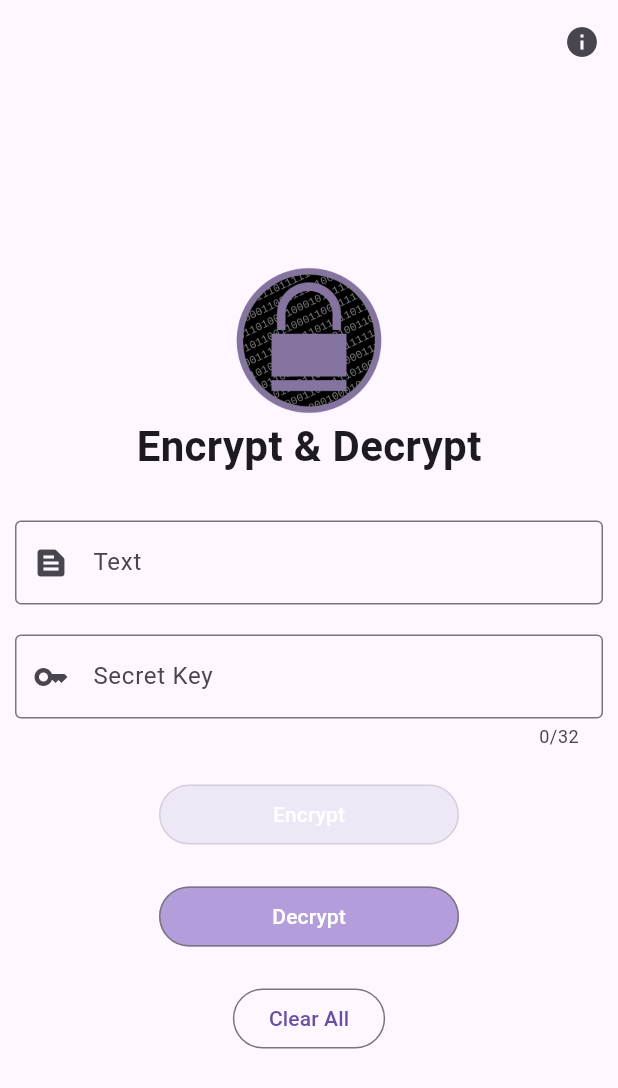
After one commit to Siputsss/cryptography, a Flutter app: the screen it shows after launch, on a phone screen of 412 x 824 dp. The commit adds this screen. Shown: the top 1088 px of the screen. Run offline on Flutter 3.47's test engine with Material 3 defaults, Android fonts, the phone set to English and light mode, and no system bars; missing offline and left inert: encrypt.

Commit message:
build copy button

```diff
--- /dev/null
+++ b/lib/app/app.dart
@@ -0,0 +1,20 @@
+import 'package:flutter/material.dart';
+import '../ui_screens/a.home/home_page.dart';
+
+class App extends StatelessWidget {
+  const App({Key? key}) : super(key: key);
+
+  @override
+  Widget build(BuildContext context) {
+    return MaterialApp(
+        title: 'Cryptography',
+        debugShowCheckedModeBanner: false,
+        // theme: ThemeData.dark(),
+        theme: ThemeData(
+          primarySwatch: Colors.blue,
+        ),
+        home: const Scaffold(
+          body: HomePage(),
+        ));
+  }
+}
--- a/lib/main.dart
+++ b/lib/main.dart
@@ -1,4 +1,6 @@
 import 'package:flutter/material.dart';
-import 'app.dart';
+import 'app/app.dart';
 
-void main() => runApp(const App());
+void main() {
+  runApp(const App());
+}
--- /dev/null
+++ b/lib/ui_screens/a.home/home_page.dart
@@ -0,0 +1,275 @@
+import 'package:flutter/material.dart';
+import 'package:encrypt/encrypt.dart' as encrypt;
+import 'package:flutter/services.dart';
+import 'home_data.dart';
+import '../b.about/about_page.dart';
+
+class HomePage extends StatefulWidget {
+  const HomePage({super.key});
+
+  @override
+  State<HomePage> createState() => _HomePageState();
+}
+
+class _HomePageState extends State<HomePage> {
+  void encryptText(String text) {
+    final plainText = text;
+    encrypted = encrypter.encrypt(plainText, iv: iv);
+
+    cipherText = encrypted!.base64;
+    setState(() {});
+  }
+
+  void decryptText() {
+    final decrypted = encrypter.decrypt(encrypted!, iv: iv);
+    plainText = decrypted;
+    setState(() {});
+  }
+
+  void clearAll() {
+    ctrlText.clear();
+    ctrlKey.clear();
+    isShowClearText = false;
+    isShowClearKey = false;
+    isVisibleEnc = false;
+    isVisibleDes = false;
+    cipherText = '';
+    plainText = '';
+    setState(() {});
+  }
+
+  @override
+  Widget build(BuildContext context) {
+    return MaterialApp(
+      home: Scaffold(
+        appBar: AppBar(
+          actions: [
+            Builder(builder: (context) {
+              return IconButton(
+                  onPressed: () {
+                    Navigator.push(
+                      context,
+                      MaterialPageRoute(builder: (context) => const AboutPage()),
+                    );
+                  },
+                  icon: const Icon(Icons.info));
+            })
+          ],
+        ),
+        body: Center(
+          child: Padding(
+            padding: const EdgeInsets.all(10.0),
+            child: Column(
+              mainAxisAlignment: MainAxisAlignment.center,
+              children: [
+                Image.asset(
+                  'assets/images/enkripsi.png',
+                  height: 100,
+                  width: 100,
+                ),
+                const Center(
+                    child: Text(
+                  'Encrypt & Decrypt',
+                  style: TextStyle(fontWeight: FontWeight.bold),
+                  textScaler: TextScaler.linear(2),
+                )),
+                const SizedBox(height: 30),
+                SizedBox(
+                  width: 425,
+                  child: TextField(
+                    controller: ctrlText,
+                    decoration: InputDecoration(
+                      border: const OutlineInputBorder(),
+                      labelText: 'Text',
+                      hintText: 'Enter the text to be encrypted',
+                      prefixIcon: const Icon(Icons.text_snippet),
+                      suffixIcon: isShowClearText
+                          ? IconButton(
+                              onPressed: () {
+                                ctrlText.clear();
+                                setState(() {
+                                  isShowClearText = false;
+                                });
+                              },
+                              icon: const Icon(Icons.clear),
+                            )
+                          : null,
+                    ),
+                    onChanged: (value) {
+                      if (value.isEmpty) {
+                        setState(() {
+                          isShowClearText = false;
+                        });
+                      } else {
+                        setState(() {
+                          isShowClearText = true;
+                          isVisibleEnc = false;
+                        });
+                      }
+                      setState(() {});
+                    },
+                  ),
+                ),
+                const SizedBox(height: 20),
+                SizedBox(
+                  width: 425,
+                  child: TextField(
+                    controller: ctrlKey,
+                    maxLength: 32,
+                    decoration: InputDecoration(
+                      border: const OutlineInputBorder(),
+                      labelText: 'Secret Key',
+                      hintText: 'Enter the secret key',
+                      prefixIcon: const Icon(Icons.key),
+                      suffixIcon: isShowClearKey
+                          ? IconButton(
+                              onPressed: () {
+                                ctrlKey.clear();
+                                setState(() {
+                                  isShowClearKey = false;
+                                });
+                              },
+                              icon: const Icon(Icons.clear),
+                            )
+                          : null,
+                    ),
+                    onChanged: (value) {
+                      if (value.isEmpty) {
+                        setState(() {
+                          isShowClearKey = false;
+                        });
+                      } else {
+                        setState(() {
+                          isShowClearKey = true;
+                          isVisibleEnc = false;
+                        });
+                      }
+                      key = encrypt.Key.fromUtf8(value);
+                      setState(() {});
+                    },
+                  ),
+                ),
+                const SizedBox(height: 20),
+                SizedBox(
+                  width: 200,
+                  child: OutlinedButton(
+                    onPressed: (ctrlText.text.isNotEmpty) && (ctrlKey.text.length == 32)
+                        ? () {
+                            encryptText(ctrlText.text);
+                            isVisibleEnc = true;
+                          }
+                        : null,
+                    style: OutlinedButton.styleFrom(
+                      disabledBackgroundColor: Colors.deepPurple[50],
+                      backgroundColor: Colors.deepPurple[200],
+                    ),
+                    child: const Text(
+                      'Encrypt',
+                      style: TextStyle(color: Colors.white),
+                    ),
+                  ),
+                ),
+                const SizedBox(height: 10),
+                Visibility(
+                  visible: isVisibleEnc,
+                  child: Container(
+                    height: 50,
+                    width: 425,
+                    decoration: BoxDecoration(
+                      color: Colors.deepPurple[50],
+                      borderRadius: BorderRadius.circular(8),
+                    ),
+                    child: Row(
+                      mainAxisAlignment: MainAxisAlignment.spaceBetween,
+                      children: [
+                        Expanded(
+                          child: Center(
+                            child: Text(
+                              cipherText,
+                              textScaler: const TextScaler.linear(1.2),
+                            ),
+                          ),
+                        ),
+                        IconButton(
+                          onPressed: () {
+                            Clipboard.setData(ClipboardData(text: cipherText));
+                            ScaffoldMessenger.of(context).showSnackBar(
+                              const SnackBar(content: Text('Text copied to clipboard')),
+                            );
+                          },
+                          icon: const Icon(Icons.copy),
+                          tooltip: 'copy text',
+                        )
+                      ],
+                    ),
+                  ),
+                ),
+                const SizedBox(height: 10),
+                SizedBox(
+                  width: 200,
+                  child: OutlinedButton(
+                    onPressed: () {
+                      decryptText();
+                      isVisibleDes = true;
+                    },
+                    style: OutlinedButton.styleFrom(backgroundColor: Colors.deepPurple[200]),
+                    child: const Text(
+                      "Decrypt",
+                      style: TextStyle(color: Colors.white),
+                    ),
+                  ),
+                ),
+                const SizedBox(height: 10),
+                Visibility(
+                  visible: isVisibleDes,
+                  child: Container(
+                    height: 50,
+                    width: 425,
+                    decoration: BoxDecoration(
+                      color: Colors.deepPurple[50],
+                      borderRadius: BorderRadius.circular(8),
+                    ),
+                    child: Row(
+                      mainAxisAlignment: MainAxisAlignment.spaceBetween,
+                      children: [
+                        Expanded(
+                          child: Center(
+                            child: Text(
+                              plainText,
+                              textScaler: const TextScaler.linear(1.2),
+                            ),
+                          ),
+                        ),
+                        IconButton(
+                          onPressed: () {
+                            Clipboard.setData(ClipboardData(text: plainText));
+                            ScaffoldMessenger.of(context).showSnackBar(
+                              const SnackBar(content: Text('Text copied to clipboard')),
+                            );
+                          },
+                          icon: const Icon(Icons.copy),
+                          tooltip: 'copy text',
+                        )
+                      ],
+                    ),
+                  ),
+                ),
+                const SizedBox(height: 10),
+                Column(
+                  children: [
+                    OutlinedButton(
+                      onPressed: clearAll,
+                      child: const Text(
+                        'Clear All',
+                      ),
+                    ),
+                  ],
+                ),
+              ],
+            ),
+          ),
+        ),
+      ),
+    );
+  }
+}
--- a/lib/about.dart
+++ b/lib/ui_screens/b.about/about_page.dart
@@ -1,7 +1,7 @@
 import 'package:flutter/material.dart';
 
-class About extends StatelessWidget {
-  const About({Key? key}) : super(key: key);
+class AboutPage extends StatelessWidget {
+  const AboutPage({Key? key}) : super(key: key);
 
   @override
   Widget build(BuildContext context) {
```
Also changed, not shown: lib/app.dart (deleted, +0 -235 lines), lib/ui_screens/a.home/home_data.dart (renamed from lib/data.dart).
